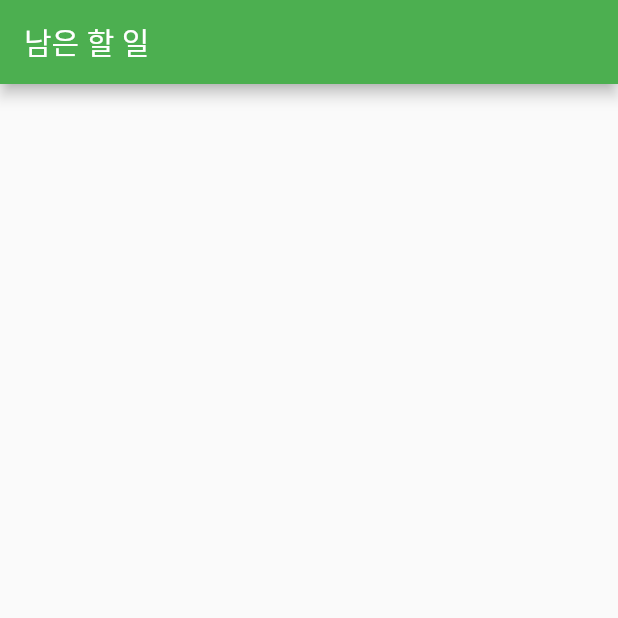
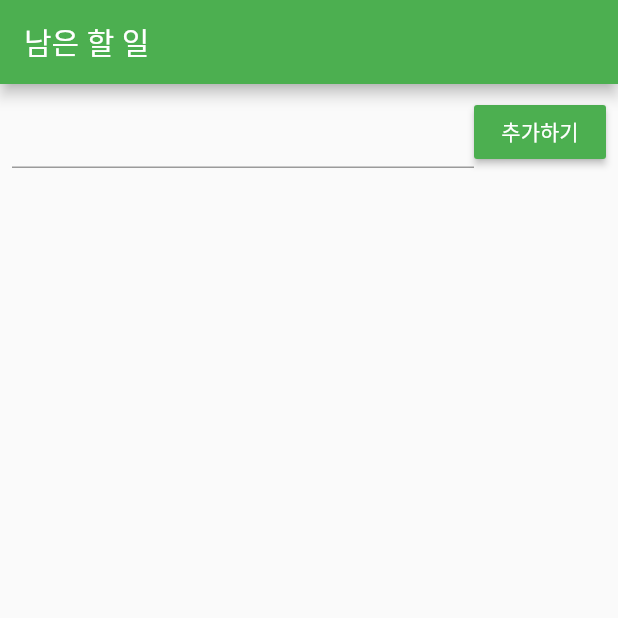
Before and after one commit to melgu4289/flutter_todo_app, a Flutter app: the screen it shows after launch, on a phone screen of 412 x 824 dp, the top half of it. Run offline on Flutter 3.47's test engine with Material 2 defaults, Android fonts, the phone set to English and light mode, and no system bars.

Commit message:
메인 UI 디자인

```diff
--- a/lib/main.dart
+++ b/lib/main.dart
@@ -20,7 +20,7 @@ class MyApp extends StatelessWidget {
         primarySwatch: Colors.green,
         // visualDensity: VisualDensity.adaptivePlatformDensity,
       ),
-      home: ToDoListPage(title: 'ToDo App'),
+      home: ToDoListPage(),
     );
   }
 }
@@ -48,7 +48,54 @@ class _ToDoListPageState extends State<ToDoListPage> {
       appBar: AppBar(
         title: Text('남은 할 일'),
       ),
-      body: Container(),
+      body: Padding(
+        padding: const EdgeInsets.all(8.0),
+        child: Column(
+          children: <Widget>[
+            Row(
+              children: <Widget>[
+                Expanded(
+                  child: TextField(),
+                ),
+                RaisedButton(
+                  onPressed: () {},
+                  color: Colors.green,
+                  child: Text(
+                    '추가하기',
+                    style: TextStyle(color: Colors.white),
+                  ),
+                ),
+              ],
+            ),
+            Expanded(
+              child: ListView(
+                children: _items.map((todo) => _buildItemWidget(todo)).toList(),
+              ),
+            )
+          ],
+        ),
+      ),
     );
   }
 }
+
+Widget _buildItemWidget(ToDo todo) {
+  return ListTile(
+    onTap: () {
+      // 클릭시
+    },
+    trailing: IconButton(
+      icon: Icon(Icons.delete),
+      onPressed: () {},
+    ),
+    title: Text(
+      todo.title,
+      style: todo.isDone
+          ? TextStyle(
+              decoration: TextDecoration.lineThrough,
+              fontStyle: FontStyle.italic,
+            )
+          : null,
+    ),
+  );
+}
```
Also changed, not shown: 1 other file.
